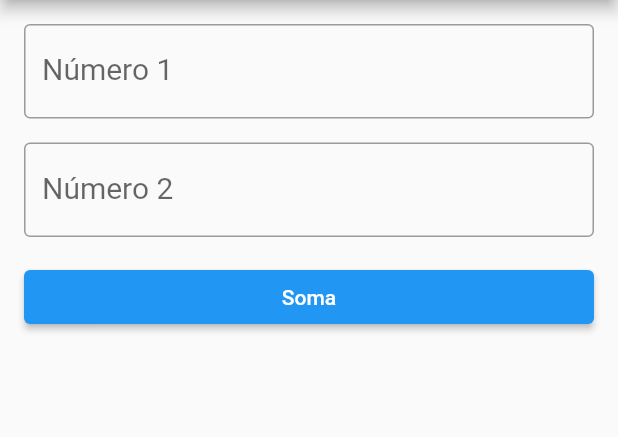
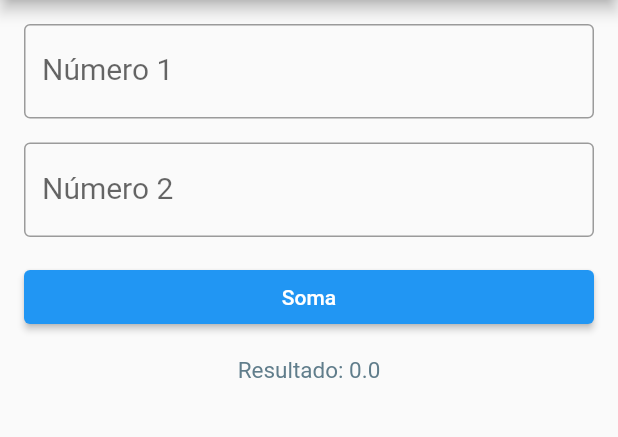
Before and after one commit to claudio1994-oliveira/simple_calculator, a Flutter app: the screen it shows after launch, after a tap on "Soma", on a phone screen of 412 x 824 dp, the part 84-521 px from its top. Run offline on Flutter 3.47's test engine with Material 2 defaults, Android fonts, the phone set to English and light mode, and no system bars.

Commit message:
Inserindo lógica para calculo dos números

```diff
--- a/lib/main.dart
+++ b/lib/main.dart
@@ -10,39 +10,59 @@ class MyApp extends StatefulWidget {
 }
 
 class _MyAppState extends State<MyApp> {
+  String result = "";
+  double number1 = 0.0;
+  double number2 = 0.0;
+
   @override
   Widget build(BuildContext context) {
-    TextField num1 = const TextField(
+    TextField num1 = TextField(
         keyboardType: TextInputType.number,
-        style: TextStyle(
+        style: const TextStyle(
           fontSize: 20.0,
           color: Colors.blueGrey,
         ),
-        decoration: InputDecoration(
+        decoration: const InputDecoration(
           border: OutlineInputBorder(),
           labelText: 'Número 1',
-        ));
+        ),
+        onChanged: (value) {
+          number1 = double.parse(value);
+        });
 
-    TextField num2 = const TextField(
+    TextField num2 = TextField(
       keyboardType: TextInputType.number,
-        style: TextStyle(
+      style: const TextStyle(
         fontSize: 20.0,
         color: Colors.blueGrey,
       ),
-        decoration: InputDecoration(
+      decoration: const InputDecoration(
         border: OutlineInputBorder(),
         labelText: 'Número 2',
-        ));
+      ),
+      onChanged: (value) => number2 = double.parse(value),
+    );
 
     ElevatedButton button = ElevatedButton(
       style: ButtonStyle(
         foregroundColor: MaterialStateProperty.all<Color>(Colors.white),
       ),
-      onPressed: () {},
+      onPressed: () {
+        setState(() {
+          double calc = number1 + number2;
+          this.result = "Resultado: $calc";
+        });
+      },
       child: const Text('Soma'),
     );
 
-    Padding separator = Padding(padding: const EdgeInsets.all(8.0));
+    Text result = Text(this.result,
+        style: const TextStyle(
+          fontSize: 15.0,
+          color: Colors.blueGrey,
+        ));
+
+    Padding separator = const Padding(padding: EdgeInsets.all(8.0));
 
     Column columns = Column(
       children: [
@@ -53,7 +73,9 @@ class _MyAppState extends State<MyApp> {
         SizedBox(
           width: double.infinity,
           child: button,
-        )
+        ),
+        separator,
+        result,
       ],
     );
     return MaterialApp(
```
Lines whose indentation alone changed are shown as unchanged.
